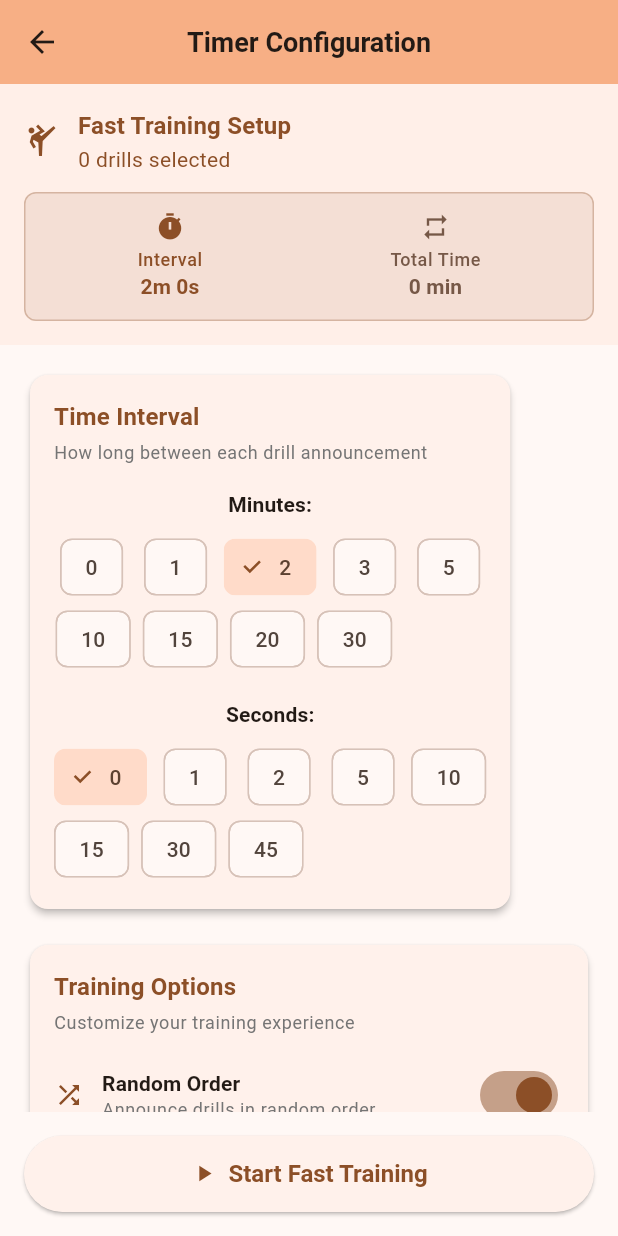
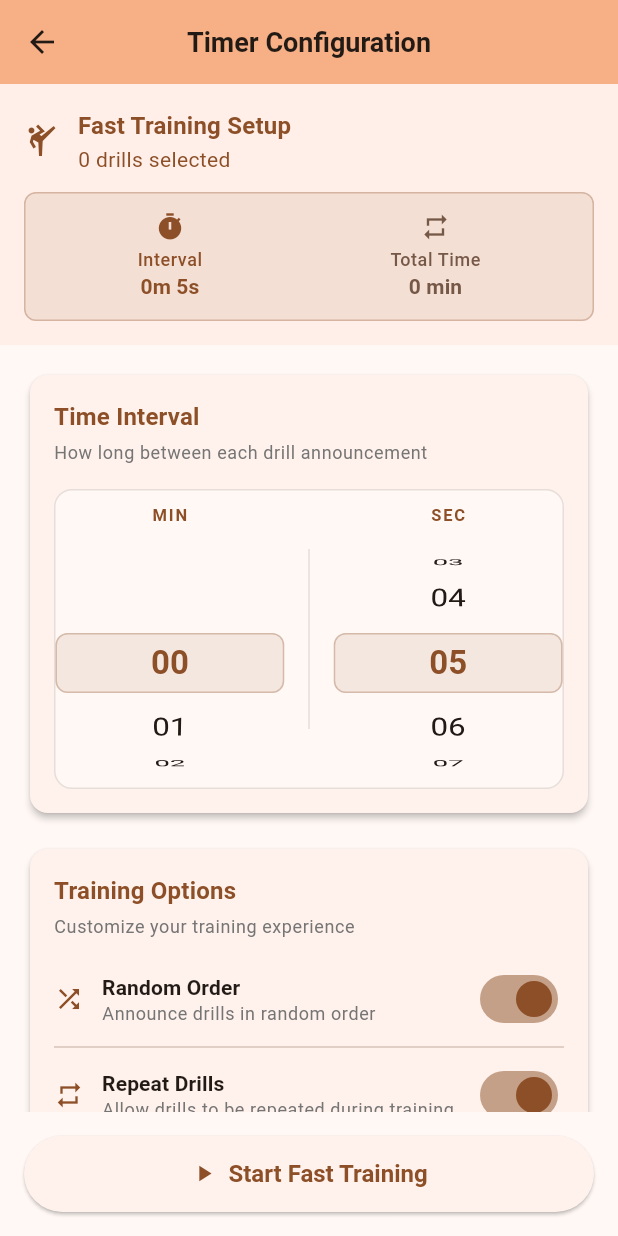
Before and after one commit to victorhbc/bjj_drills, a Flutter app: the TimerConfigurationScreen screen opened directly with empty values, on a phone screen of 412 x 824 dp. Run offline on Flutter 3.47's test engine with Material 3 defaults, Android fonts, the phone set to English and light mode, and no system bars; our stand-ins replace flutter_tts, shared_preferences; accounts and stored records are empty.

Commit message:
replacing select with scroll timer

```diff
--- a/lib/screens/timer_configuration_screen.dart
+++ b/lib/screens/timer_configuration_screen.dart
@@ -1,4 +1,5 @@
 import 'package:flutter/material.dart';
+import 'package:flutter/services.dart';
 import '../models/drill.dart';
 import 'fast_training_screen.dart';
 
@@ -15,13 +16,11 @@ class TimerConfigurationScreen extends StatefulWidget {
 }
 
 class _TimerConfigurationScreenState extends State<TimerConfigurationScreen> {
-  int _intervalMinutes = 2;
-  int _intervalSeconds = 0;
+  int _intervalMinutes = 0;
+  int _intervalSeconds = 5;
   bool _randomOrder = true;
   bool _repeatDrills = true;
 
-  final List<int> _minuteOptions = [0, 1, 2, 3, 5, 10, 15, 20, 30];
-  final List<int> _secondOptions = [0,1 , 2, 5, 10, 15, 30, 45];
 
   @override
   Widget build(BuildContext context) {
@@ -120,62 +119,19 @@ class _TimerConfigurationScreenState extends State<TimerConfigurationScreen> {
                   _SectionCard(
                     title: 'Time Interval',
                     subtitle: 'How long between each drill announcement',
-                    child: Column(
-                      children: [
-                        // Minutes selection
-                        Text(
-                          'Minutes:',
-                          style: Theme.of(context).textTheme.titleSmall?.copyWith(
-                            fontWeight: FontWeight.bold,
-                          ),
-                        ),
-                        const SizedBox(height: 8),
-                        Wrap(
-                          spacing: 8,
-                          children: _minuteOptions.map((minutes) {
-                            final isSelected = _intervalMinutes == minutes;
-                            return FilterChip(
-                              label: Text('$minutes'),
-                              selected: isSelected,
-                              onSelected: (selected) {
+                    child: _iPhoneTimePicker(
+                      minutes: _intervalMinutes,
+                      seconds: _intervalSeconds,
+                      onMinutesChanged: (minutes) {
                         setState(() {
                           _intervalMinutes = minutes;
                         });
                       },
-                              selectedColor: Theme.of(context).colorScheme.primaryContainer,
-                              checkmarkColor: Theme.of(context).colorScheme.primary,
-                            );
-                          }).toList(),
-                        ),
-
-                        const SizedBox(height: 16),
-
-                        // Seconds selection
-                        Text(
-                          'Seconds:',
-                          style: Theme.of(context).textTheme.titleSmall?.copyWith(
-                            fontWeight: FontWeight.bold,
-                          ),
-                        ),
-                        const SizedBox(height: 8),
-                        Wrap(
-                          spacing: 8,
-                          children: _secondOptions.map((seconds) {
-                            final isSelected = _intervalSeconds == seconds;
-                            return FilterChip(
-                              label: Text('$seconds'),
-                              selected: isSelected,
-                              onSelected: (selected) {
+                      onSecondsChanged: (seconds) {
                         setState(() {
                           _intervalSeconds = seconds;
                         });
                       },
-                              selectedColor: Theme.of(context).colorScheme.primaryContainer,
-                              checkmarkColor: Theme.of(context).colorScheme.primary,
-                            );
-                          }).toList(),
-                        ),
-                      ],
                     ),
                   ),
 
@@ -342,6 +298,208 @@ class _TimerConfigurationScreenState extends State<TimerConfigurationScreen> {
   }
 }
 
+class _iPhoneTimePicker extends StatefulWidget {
+  final int minutes;
+  final int seconds;
+  final ValueChanged<int> onMinutesChanged;
+  final ValueChanged<int> onSecondsChanged;
+
+  const _iPhoneTimePicker({
+    required this.minutes,
+    required this.seconds,
+    required this.onMinutesChanged,
+    required this.onSecondsChanged,
+  });
+
+  @override
+  State<_iPhoneTimePicker> createState() => _iPhoneTimePickerState();
+}
+
+class _iPhoneTimePickerState extends State<_iPhoneTimePicker> {
+  late FixedExtentScrollController _minutesController;
+  late FixedExtentScrollController _secondsController;
+
+  final List<int> _minutesList = List.generate(31, (index) => index); // 0-30 minutes
+  final List<int> _secondsList = List.generate(60, (index) => index); // 0-59 seconds
+
+  @override
+  void initState() {
+    super.initState();
+    _minutesController = FixedExtentScrollController(initialItem: widget.minutes);
+    _secondsController = FixedExtentScrollController(initialItem: widget.seconds);
+  }
+
+  @override
+  void dispose() {
+    _minutesController.dispose();
+    _secondsController.dispose();
+    super.dispose();
+  }
+
+  @override
+  Widget build(BuildContext context) {
+    return Container(
+      height: 200,
+      decoration: BoxDecoration(
+        color: Theme.of(context).colorScheme.surface,
+        borderRadius: BorderRadius.circular(12),
+        border: Border.all(
+          color: Theme.of(context).colorScheme.outline.withValues(alpha: 0.2),
+        ),
+      ),
+      child: Row(
+        children: [
+          // Minutes picker
+          Expanded(
+            child: Column(
+              children: [
+                Container(
+                  padding: const EdgeInsets.symmetric(vertical: 8),
+                  child: Text(
+                    'MIN',
+                    style: Theme.of(context).textTheme.labelSmall?.copyWith(
+                      color: Theme.of(context).colorScheme.primary,
+                      fontWeight: FontWeight.bold,
+                      letterSpacing: 1.2,
+                    ),
+                  ),
+                ),
+                Expanded(
+                  child: Stack(
+                    children: [
+                      // Selection indicator
+                      Center(
+                        child: Container(
+                          height: 40,
+                          decoration: BoxDecoration(
+                            color: Theme.of(context).colorScheme.primary.withValues(alpha: 0.1),
+                            borderRadius: BorderRadius.circular(8),
+                            border: Border.all(
+                              color: Theme.of(context).colorScheme.primary.withValues(alpha: 0.3),
+                            ),
+                          ),
+                        ),
+                      ),
+                      // ListWheelScrollView
+                      ListWheelScrollView.useDelegate(
+                        controller: _minutesController,
+                        itemExtent: 40,
+                        perspective: 0.005,
+                        diameterRatio: 1.2,
+                        physics: const FixedExtentScrollPhysics(),
+                        onSelectedItemChanged: (index) {
+                          widget.onMinutesChanged(_minutesList[index]);
+                        },
+                        childDelegate: ListWheelChildBuilderDelegate(
+                          builder: (context, index) {
+                            if (index >= _minutesList.length) return null;
+                            final value = _minutesList[index];
+                            final isSelected = value == widget.minutes;
+
+                            return Center(
+                              child: Text(
+                                value.toString().padLeft(2, '0'),
+                                style: Theme.of(context).textTheme.titleLarge?.copyWith(
+                                  color: isSelected
+                                    ? Theme.of(context).colorScheme.primary
+                                    : Theme.of(context).colorScheme.onSurface,
+                                  fontWeight: isSelected ? FontWeight.bold : FontWeight.normal,
+                                ),
+                              ),
+                            );
+                          },
+                          childCount: _minutesList.length,
+                        ),
+                      ),
+                    ],
+                  ),
+                ),
+              ],
+            ),
+          ),
+
+          // Separator
+          Container(
+            width: 1,
+            height: 120,
+            color: Theme.of(context).colorScheme.outline.withValues(alpha: 0.2),
+            margin: const EdgeInsets.symmetric(horizontal: 16),
+          ),
+
+          // Seconds picker
+          Expanded(
+            child: Column(
+              children: [
+                Container(
+                  padding: const EdgeInsets.symmetric(vertical: 8),
+                  child: Text(
+                    'SEC',
+                    style: Theme.of(context).textTheme.labelSmall?.copyWith(
+                      color: Theme.of(context).colorScheme.primary,
+                      fontWeight: FontWeight.bold,
+                      letterSpacing: 1.2,
+                    ),
+                  ),
+                ),
+                Expanded(
+                  child: Stack(
+                    children: [
+                      // Selection indicator
+                      Center(
+                        child: Container(
+                          height: 40,
+                          decoration: BoxDecoration(
+                            color: Theme.of(context).colorScheme.primary.withValues(alpha: 0.1),
+                            borderRadius: BorderRadius.circular(8),
+                            border: Border.all(
+                              color: Theme.of(context).colorScheme.primary.withValues(alpha: 0.3),
+                            ),
+                          ),
+                        ),
+                      ),
+                      // ListWheelScrollView
+                      ListWheelScrollView.useDelegate(
+                        controller: _secondsController,
+                        itemExtent: 40,
+                        perspective: 0.005,
+                        diameterRatio: 1.2,
+                        physics: const FixedExtentScrollPhysics(),
+                        onSelectedItemChanged: (index) {
+                          widget.onSecondsChanged(_secondsList[index]);
+                        },
+                        childDelegate: ListWheelChildBuilderDelegate(
+                          builder: (context, index) {
+                            if (index >= _secondsList.length) return null;
+                            final value = _secondsList[index];
+                            final isSelected = value == widget.seconds;
+
+                            return Center(
+                              child: Text(
+                                value.toString().padLeft(2, '0'),
+                                style: Theme.of(context).textTheme.titleLarge?.copyWith(
+                                  color: isSelected
+                                    ? Theme.of(context).colorScheme.primary
+                                    : Theme.of(context).colorScheme.onSurface,
+                                  fontWeight: isSelected ? FontWeight.bold : FontWeight.normal,
+                                ),
+                              ),
+                            );
+                          },
+                          childCount: _secondsList.length,
+                        ),
+                      ),
+                    ],
+                  ),
+                ),
+              ],
+            ),
+          ),
+        ],
+      ),
+    );
+  }
+}
+
 class _SectionCard extends StatelessWidget {
   final String title;
   final String subtitle;
```
Also changed, not shown: lib/screens/fast_training_screen.dart (line endings or trailing spaces). Lines whose indentation alone changed are shown as unchanged.
